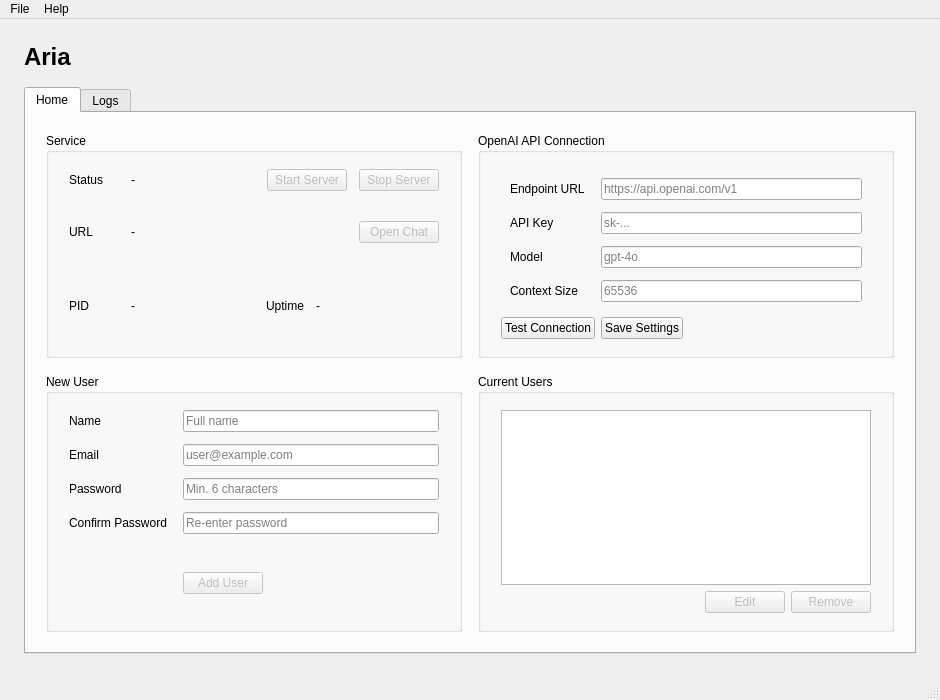
Above: src/aria/gui/ui/mainwindow.ui from malvavisc0/aria-ai before the change. Below: the same form after it.
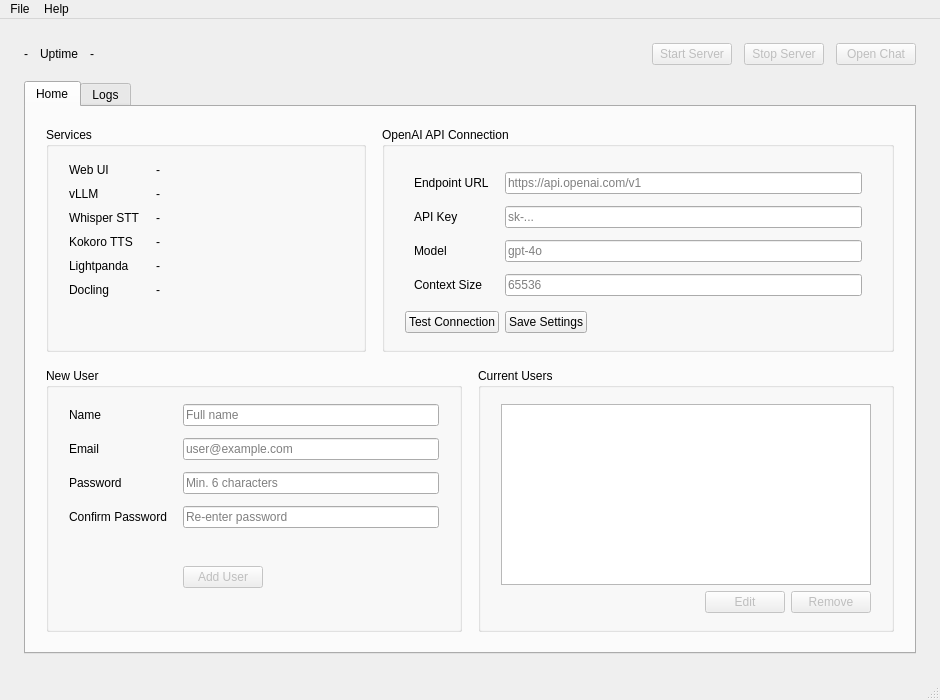
That is the form after the change. Icons and pictures are not drawn.

Commit message: cleaning home tab

Patch:
```diff
--- a/src/aria/gui/ui/mainwindow.ui
+++ b/src/aria/gui/ui/mainwindow.ui
@@ -43,20 +43,28 @@
      <number>24</number>
     </property>
     <item>
-     <layout class="QHBoxLayout" name="horizontalLayout_topbar">
+     <layout class="QHBoxLayout" name="horizontalLayout_serviceBar">
+      <property name="spacing">
+       <number>12</number>
+      </property>
       <item>
-       <widget class="QLabel" name="label_title">
-        <property name="font">
-         <font>
-          <pointsize>18</pointsize>
-          <weight>600</weight>
-         </font>
+       <widget class="QLabel" name="label_ServiceStatus">
+        <property name="text">
+         <string>-</string>
         </property>
+       </widget>
+      </item>
+      <item>
+       <widget class="QLabel" name="label_uptime_lbl">
         <property name="text">
-         <string>Aria</string>
+         <string>Uptime</string>
         </property>
-        <property name="textFormat">
-         <enum>Qt::TextFormat::PlainText</enum>
+       </widget>
+      </item>
+      <item>
+       <widget class="QLabel" name="label_ServiceUptime">
+        <property name="text">
+         <string>-</string>
         </property>
        </widget>
       </item>
@@ -73,6 +81,36 @@
         </property>
        </spacer>
       </item>
+      <item>
+       <widget class="QPushButton" name="pushButton_ServiceStart">
+        <property name="enabled">
+         <bool>false</bool>
+        </property>
+        <property name="text">
+         <string>Start Server</string>
+        </property>
+       </widget>
+      </item>
+      <item>
+       <widget class="QPushButton" name="pushButton_ServiceStop">
+        <property name="enabled">
+         <bool>false</bool>
+        </property>
+        <property name="text">
+         <string>Stop Server</string>
+        </property>
+       </widget>
+      </item>
+      <item>
+       <widget class="QPushButton" name="pushButton_ServiceOpen">
+        <property name="enabled">
+         <bool>false</bool>
+        </property>
+        <property name="text">
+         <string>Open Chat</string>
+        </property>
+       </widget>
+      </item>
      </layout>
     </item>
     <item>
@@ -108,12 +146,21 @@
           <item>
            <widget class="QGroupBox" name="groupBox_Service">
            <property name="title">
-            <string>Service</string>
-           </property>
-           <layout class="QVBoxLayout" name="verticalLayout_service">
-            <property name="spacing">
-             <number>8</number>
+             <string>Services</string>
+            </property>
+            <property name="minimumSize">
+             <size>
+              <width>320</width>
+              <height>0</height>
+             </size>
             </property>
+            <layout class="QFormLayout" name="formLayout_services">
+             <property name="horizontalSpacing">
+              <number>16</number>
+             </property>
+             <property name="verticalSpacing">
+              <number>10</number>
+             </property>
             <property name="leftMargin">
              <number>20</number>
             </property>
@@ -126,221 +173,88 @@
             <property name="bottomMargin">
              <number>16</number>
             </property>
-            <item>
-             <layout class="QHBoxLayout" name="horizontalLayout_statusRow">
-              <property name="spacing">
-               <number>12</number>
-              </property>
-              <item>
-               <widget class="QLabel" name="label_status_lbl">
+             <item row="0" column="0">
+              <widget class="QLabel" name="label_svc_webui_lbl">
                 <property name="text">
-                 <string>Status</string>
-                </property>
-                <property name="minimumSize">
-                 <size>
-                  <width>50</width>
-                  <height>0</height>
-                 </size>
-                </property>
-               </widget>
-              </item>
-              <item>
-               <widget class="QLabel" name="label_ServiceStatus">
+                <string>Web UI</string>
+               </property>
+              </widget>
+             </item>
+             <item row="0" column="1">
+              <widget class="QLabel" name="label_SvcWebUI">
                 <property name="text">
                  <string>-</string>
                 </property>
                </widget>
               </item>
-              <item>
-               <spacer name="horizontalSpacer_statusRow">
-                <property name="orientation">
-                 <enum>Qt::Orientation::Horizontal</enum>
-                </property>
-                <property name="sizeHint" stdset="0">
-                 <size>
-                  <width>40</width>
-                  <height>20</height>
-                 </size>
-                </property>
-               </spacer>
-              </item>
-              <item>
-               <widget class="QPushButton" name="pushButton_ServiceStart">
-                <property name="enabled">
-                 <bool>false</bool>
-                </property>
+             <item row="1" column="0">
+              <widget class="QLabel" name="label_svc_vllm_lbl">
                 <property name="text">
-                 <string>Start Server</string>
+                <string>vLLM</string>
                 </property>
                </widget>
               </item>
-              <item>
-               <widget class="QPushButton" name="pushButton_ServiceStop">
-                <property name="enabled">
-                 <bool>false</bool>
-                </property>
+             <item row="1" column="1">
+              <widget class="QLabel" name="label_SvcVllm">
                 <property name="text">
-                 <string>Stop Server</string>
+                <string>-</string>
                 </property>
                </widget>
               </item>
-             </layout>
-            </item>
-            <item>
-             <widget class="QFrame" name="frame_urlRow">
-              <property name="frameShape">
-               <enum>QFrame::Shape::NoFrame</enum>
-              </property>
-              <layout class="QHBoxLayout" name="horizontalLayout_urlRow">
-               <property name="spacing">
-                <number>12</number>
-               </property>
-               <property name="leftMargin">
-                <number>0</number>
-               </property>
-               <property name="topMargin">
-                <number>0</number>
-               </property>
-               <property name="rightMargin">
-                <number>0</number>
-               </property>
-               <property name="bottomMargin">
-                <number>0</number>
-               </property>
-               <item>
-                <widget class="QLabel" name="label_url_lbl">
+             <item row="2" column="0">
+              <widget class="QLabel" name="label_svc_whisper_lbl">
                  <property name="text">
-                  <string>URL</string>
-                 </property>
-                 <property name="minimumSize">
-                  <size>
-                   <width>50</width>
-                   <height>0</height>
-                  </size>
-                 </property>
-                </widget>
-               </item>
-               <item>
-                <widget class="QLabel" name="label_ServiceURL">
+                <string>Whisper STT</string>
+               </property>
+              </widget>
+             </item>
+             <item row="2" column="1">
+              <widget class="QLabel" name="label_SvcWhisper">
                  <property name="text">
                   <string>-</string>
                  </property>
-                 <property name="textFormat">
-                  <enum>Qt::TextFormat::RichText</enum>
-                 </property>
-                 <property name="openExternalLinks">
-                  <bool>true</bool>
-                 </property>
-                </widget>
-               </item>
-               <item>
-                <spacer name="horizontalSpacer_urlRow">
-                 <property name="orientation">
-                  <enum>Qt::Orientation::Horizontal</enum>
-                 </property>
-                 <property name="sizeHint" stdset="0">
-                  <size>
-                   <width>40</width>
-                   <height>20</height>
-                  </size>
-                 </property>
-                </spacer>
-               </item>
-               <item>
-                <widget class="QPushButton" name="pushButton_ServiceOpen">
-                 <property name="enabled">
-                  <bool>false</bool>
-                 </property>
+              </widget>
+             </item>
+             <item row="3" column="0">
+              <widget class="QLabel" name="label_svc_kokoro_lbl">
+               <property name="text">
+                <string>Kokoro TTS</string>
+               </property>
+              </widget>
+             </item>
+             <item row="3" column="1">
+              <widget class="QLabel" name="label_SvcKokoro">
                  <property name="text">
-                  <string>Open Chat</string>
+                <string>-</string>
                  </property>
                 </widget>
                </item>
-              </layout>
-             </widget>
-            </item>
-            <item>
-             <widget class="QFrame" name="frame_detailsRow">
-              <property name="frameShape">
-               <enum>QFrame::Shape::NoFrame</enum>
-              </property>
-              <layout class="QHBoxLayout" name="horizontalLayout_detailsRow">
-               <property name="spacing">
-                <number>12</number>
-               </property>
-               <property name="leftMargin">
-                <number>0</number>
-               </property>
-               <property name="topMargin">
-                <number>0</number>
-               </property>
-               <property name="rightMargin">
-                <number>0</number>
-               </property>
-               <property name="bottomMargin">
-                <number>0</number>
-               </property>
-               <item>
-                <widget class="QLabel" name="label_pid_lbl">
+             <item row="4" column="0">
+              <widget class="QLabel" name="label_svc_lightpanda_lbl">
                  <property name="text">
-                  <string>PID</string>
-                 </property>
-                 <property name="minimumSize">
-                  <size>
-                   <width>50</width>
-                   <height>0</height>
-                  </size>
-                 </property>
-                </widget>
-               </item>
-               <item>
-                <widget class="QLabel" name="label_ServicePID">
+                <string>Lightpanda</string>
+               </property>
+              </widget>
+             </item>
+             <item row="4" column="1">
+              <widget class="QLabel" name="label_SvcLightpanda">
                  <property name="text">
                   <string>-</string>
                  </property>
                 </widget>
                </item>
-               <item>
-                <spacer name="horizontalSpacer_detailsMid">
-                 <property name="orientation">
-                  <enum>Qt::Orientation::Horizontal</enum>
-                 </property>
-                 <property name="sizeHint" stdset="0">
-                  <size>
-                   <width>20</width>
-                   <height>20</height>
-                  </size>
-                 </property>
-                </spacer>
-               </item>
-               <item>
-                <widget class="QLabel" name="label_uptime_lbl">
+             <item row="5" column="0">
+              <widget class="QLabel" name="label_svc_docling_lbl">
                  <property name="text">
-                  <string>Uptime</string>
+                <string>Docling</string>
                  </property>
                 </widget>
                </item>
-               <item>
-                <widget class="QLabel" name="label_ServiceUptime">
+             <item row="5" column="1">
+              <widget class="QLabel" name="label_SvcDocling">
                  <property name="text">
                   <string>-</string>
                  </property>
-                </widget>
-               </item>
-               <item>
-                <spacer name="horizontalSpacer_detailsEnd">
-                 <property name="orientation">
-                  <enum>Qt::Orientation::Horizontal</enum>
-                 </property>
-                 <property name="sizeHint" stdset="0">
-                  <size>
-                   <width>40</width>
-                   <height>20</height>
-                  </size>
-                 </property>
-                </spacer>
-               </item>
-              </layout>
              </widget>
             </item>
            </layout>
```
Left out of the diff: 2 changed lines with no effect on the pictures. Lines whose indentation alone changed are shown as unchanged. The commit also changes 3 other files.
